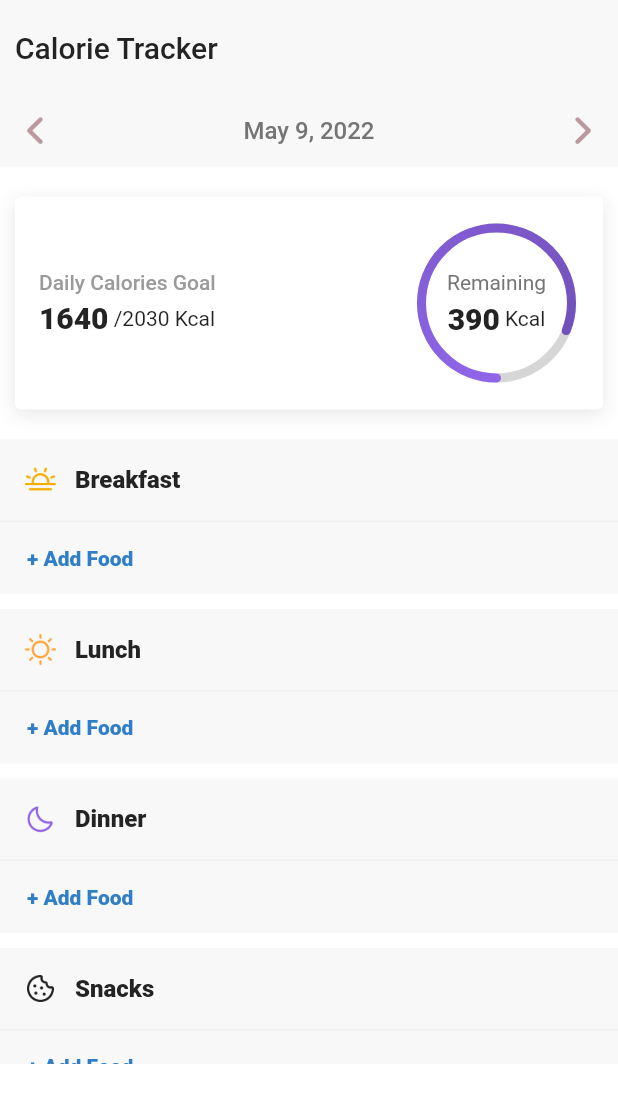
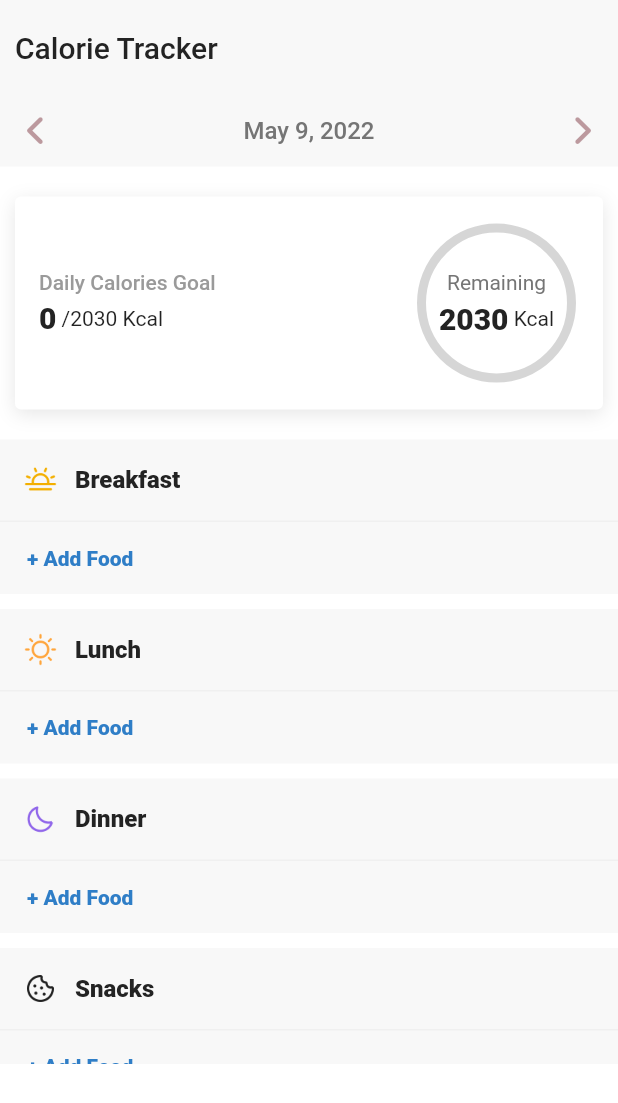
Before and after one commit to VedankPande/FitWave, a Flutter app: the DiaryScreen screen opened directly, on a phone screen of 412 x 824 dp. Shown: the top 1103 px of the screen. Run offline on Flutter 3.47's test engine with Material 2 defaults, Android fonts, the light colour scheme and no system bars; drawn by our look-alikes of simple_circular_progress_bar; our stand-ins replace camera, carousel_slider, firebase_auth, firebase_core, firebase_database, fl_chart and 4 more; missing offline and left inert: tflite, tflite_flutter, tflite_flutter_helper; accounts and stored records are empty; generated files the repository leaves out were written again; Roboto replaces fonts that are missing (Avenir); statements that could not run were skipped.

Commit message:
diary: api integration

```diff
--- a/workfit_app/lib/screens/diary/addFood.dart
+++ b/workfit_app/lib/screens/diary/addFood.dart
@@ -42,6 +42,7 @@ class _AddFoodScreenState extends State<AddFoodScreen> {
           food['carbohydrate'],
           food['protein'],
           food['fat'],
+          food['id'],
         ),
       );
     }
@@ -180,6 +181,7 @@ foodCard(
   carbs,
   protein,
   fat,
+  id,
 ) {
   return TextButton(
     onPressed: () {
@@ -195,6 +197,7 @@ foodCard(
             carbs: carbs,
             protein: protein,
             fat: fat,
+            id: id,
           ),
         ),
       );
--- a/workfit_app/lib/screens/diary/diaryRoute.dart
+++ b/workfit_app/lib/screens/diary/diaryRoute.dart
@@ -1,3 +1,5 @@
+import 'dart:developer';
+
 import 'package:flutter/material.dart';
 import 'package:font_awesome_flutter/font_awesome_flutter.dart';
 import 'package:page_transition/page_transition.dart';
@@ -16,6 +18,72 @@ class DiaryScreen extends StatefulWidget {
 }
 
 class _DiaryScreenState extends State<DiaryScreen> {
+  num calories = 0;
+  var intakeList = [];
+  var breakfastList = [];
+  var lunchList = [];
+  var dinnerList = [];
+  var snacksList = [];
+
+  @override
+  void initState() {
+    super.initState();
+    intakeList = getUserData()['intakes'];
+    fetchUserData();
+    calculateMealData(intakeList);
+  }
+
+  fetchUserData() async {
+    final intakeResponse = await RestApi().fetchIntakes();
+    calculateMealData(intakeResponse);
+  }
+
+  calculateMealData(intakeResponse) {
+    log(intakeResponse.length.toString());
+    num numCalories = 0;
+    List breakfastResponse = [];
+    List lunchResponse = [];
+    List dinnerResponse = [];
+    List snacksResponse = [];
+    for (final intake in intakeResponse) {
+      try {
+        final calorie =
+            double.parse(intake['food_data']['calorie']) * intake['amount'];
+        numCalories += calorie;
+      } catch (e) {
+        log(e.toString());
+      }
+      try {
+        final category = intake['meal'];
+        if (category == 'BR') {
+          breakfastResponse.add(intake);
+        } else if (category == 'LU') {
+          lunchResponse.add(intake);
+        } else if (category == 'DI') {
+          dinnerResponse.add(intake);
+        } else if (category == 'SN') {
+          snacksResponse.add(intake);
+        }
+      } catch (e) {
+        log(e.toString());
+      }
+    }
+    numCalories = int.parse(numCalories.toStringAsFixed(0));
+    try {
+      intakeList = intakeResponse;
+      setState(() {
+        calories = numCalories;
+        breakfastList = breakfastResponse;
+        lunchList = lunchResponse;
+        dinnerList = dinnerResponse;
+        snacksList = snacksResponse;
+      });
+    } catch (exc) {
+      log(exc.toString());
+    }
+    log('end ${intakeResponse.length.toString()}');
+  }
+
   @override
   Widget build(BuildContext context) {
     return Scaffold(
@@ -95,7 +163,7 @@ class _DiaryScreenState extends State<DiaryScreen> {
                           vertical: 20,
                         ),
                         child: CaloriesGoalWidget(
-                          calorieConsumed: 1640,
+                          calorieConsumed: calories.toInt(),
                           calorieGoal: 2030,
                         ),
                       ),
@@ -103,21 +171,25 @@ class _DiaryScreenState extends State<DiaryScreen> {
                         context,
                         'assets/images/diary/breakfast.png',
                         "Breakfast",
+                        breakfastList,
                       ),
                       diaryCard(
                         context,
                         'assets/images/diary/lunch.png',
                         "Lunch",
+                        lunchList,
                       ),
                       diaryCard(
                         context,
                         'assets/images/diary/dinner.png',
                         "Dinner",
+                        dinnerList,
                       ),
                       diaryCard(
                         context,
                         'assets/images/diary/snacks.png',
                         "Snacks",
+                        snacksList,
                       ),
                     ],
                   ),
@@ -131,7 +203,78 @@ class _DiaryScreenState extends State<DiaryScreen> {
   }
 }
 
-diaryCard(BuildContext context, icon, title) {
+buildIntakeMeals(context, List children) {
+  List<Widget> listWidgets = [];
+
+  if (children.length != 0) {
+    listWidgets.add(
+      Container(
+        height: 1,
+        width: MediaQuery.of(context).size.width,
+        color: Color(0xffF0F0F0),
+      ),
+    );
+  }
+
+  for (final child in children) {
+    listWidgets.add(Container(
+      width: MediaQuery.of(context).size.width,
+      color: Color(0xfff8f8f8),
+      padding: const EdgeInsets.all(16),
+      child: Column(
+        mainAxisSize: MainAxisSize.min,
+        mainAxisAlignment: MainAxisAlignment.start,
+        crossAxisAlignment: CrossAxisAlignment.start,
+        children: [
+          Container(
+            width: MediaQuery.of(context).size.width,
+            child: Row(
+              mainAxisSize: MainAxisSize.min,
+              mainAxisAlignment: MainAxisAlignment.spaceBetween,
+              crossAxisAlignment: CrossAxisAlignment.start,
+              children: [
+                Text(
+                  child['food_data']['name'],
+                  style: TextStyle(
+                    color: Color(0xff757575),
+                    fontSize: 14,
+                    fontFamily: "Avenir",
+                    fontWeight: FontWeight.w800,
+                  ),
+                ),
+                SizedBox(width: 8),
+                Text(
+                  "${double.parse(child['food_data']['calorie']).toStringAsFixed(0)} Kcal",
+                  style: TextStyle(
+                    color: Color(0xff757575),
+                    fontSize: 14,
+                  ),
+                ),
+              ],
+            ),
+          ),
+          SizedBox(height: 8),
+          Text(
+            "${child['amount']} serving",
+            style: TextStyle(
+              color: Color(0xff757575),
+              fontSize: 14,
+            ),
+          ),
+        ],
+      ),
+    ));
+  }
+
+  return listWidgets;
+}
+
+diaryCard(
+  BuildContext context,
+  String icon,
+  String title,
+  List children,
+) {
   return Container(
     width: MediaQuery.of(context).size.width,
     color: Color(0xfff8f8f8),
@@ -165,6 +308,9 @@ diaryCard(BuildContext context, icon, title) {
               ),
             ],
           ),
+        ),
+        Column(
+          children: buildIntakeMeals(context, children),
         ),
         Container(
           height: 1,
```
Also changed, not shown: workfit_app/lib/screens/diary/mealDetails.dart (+36 -2 lines), workfit_app/lib/services/api.dart (+12 -0 lines).
